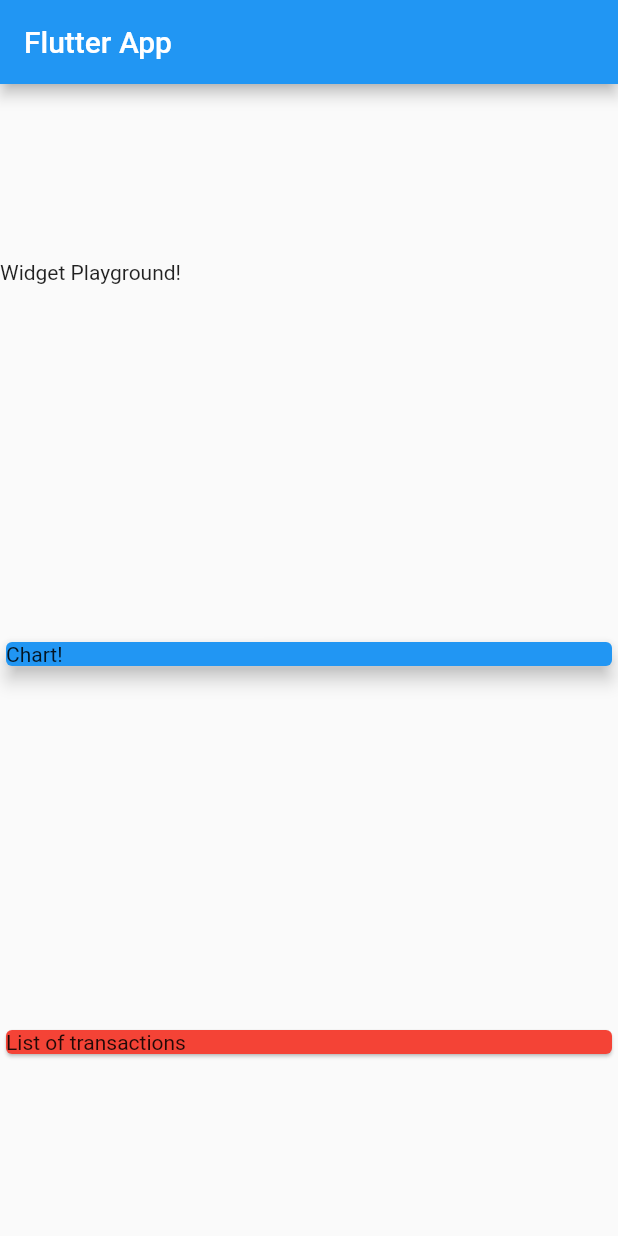
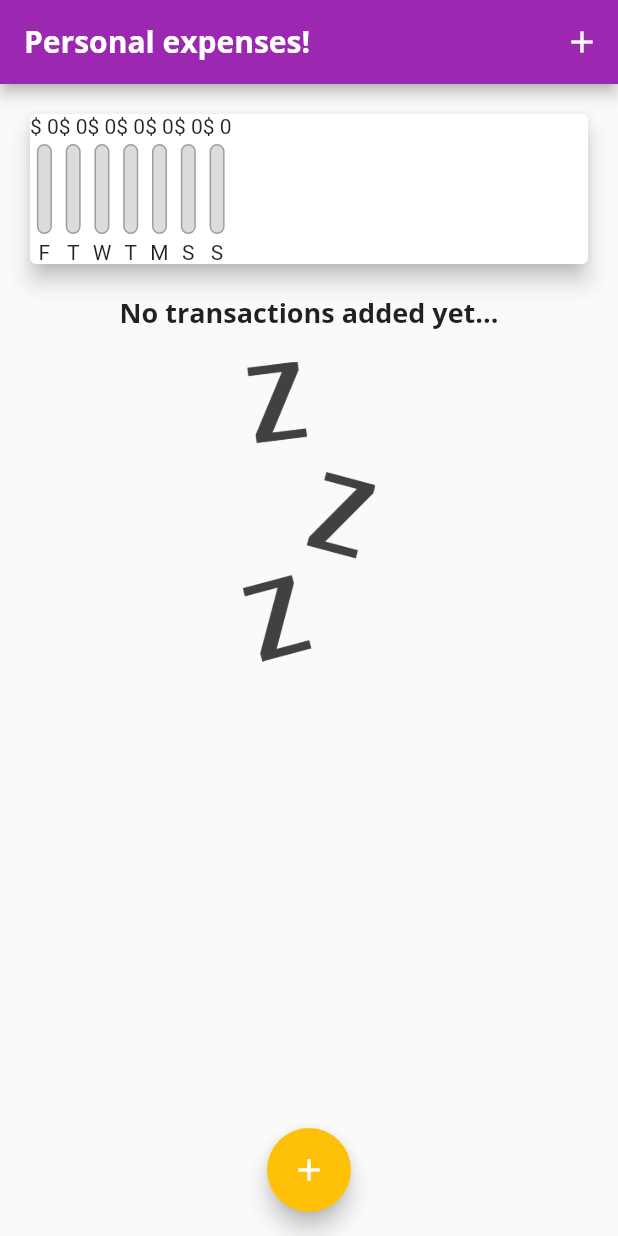
Before and after one commit to filgaia/flutter-showcase, a Flutter app: the screen it shows after launch, on a phone screen of 412 x 824 dp. Run offline on Flutter 3.47's test engine with Material 2 defaults, Android fonts, the phone set to English and light mode, and no system bars.

Commit message:
feature - chart bars

```diff
--- a/personal_expenses/lib/main.dart
+++ b/personal_expenses/lib/main.dart
@@ -1,40 +1,37 @@
 import 'package:flutter/material.dart';
+
+import './widgets/home.dart';
 
 void main() => runApp(MyApp());
 
 class MyApp extends StatelessWidget {
   @override
   Widget build(BuildContext context) {
+    final ThemeData theme = ThemeData(
+      primarySwatch: Colors.purple,
+      fontFamily: 'Quicksand',
+      textTheme: ThemeData.light().textTheme.copyWith(
+            headline6: TextStyle(
+              fontFamily: 'OpenSans',
+              fontSize: 18,
+              fontWeight: FontWeight.bold,
+            ),
+          ),
+      appBarTheme: AppBarTheme(
+        titleTextStyle: TextStyle(
+          fontFamily: 'OpenSans',
+          fontSize: 20,
+          fontWeight: FontWeight.bold,
+        ),
+      ),
+    );
+
     return MaterialApp(
-      title: 'Flutter App',
-      home: MyHomePage(),
+      title: 'Personal expenses',
+      theme: theme.copyWith(
+        colorScheme: theme.colorScheme.copyWith(secondary: Colors.amber),
+      ),
+      home: Home(),
     );
   }
 }
-
-class MyHomePage extends StatelessWidget {
-  @override
-  Widget build(BuildContext context) {
-    return Scaffold(
-      appBar: AppBar(
-        title: Text('Flutter App'),
-      ),
-      body: Column(
-        mainAxisAlignment: MainAxisAlignment.spaceAround,
-        crossAxisAlignment: CrossAxisAlignment.stretch,
-        children: [
-          Text('Widget Playground!'),
-          Container(
-            width: double.infinity,
-            child: Card(
-              child: Text('Chart!'),
-              color: Colors.blue,
-              elevation: 5,
-            ),
-          ),
-          Card(color: Colors.red, child: Text('List of transactions')),
-        ],
-      ),
-    );
-  }
-}
--- /dev/null
+++ b/personal_expenses/lib/models/transaction.dart
@@ -0,0 +1,13 @@
+class Transaction {
+  final String id;
+  final String title;
+  final double amount;
+  final DateTime date;
+
+  Transaction({
+    required this.id,
+    required this.title,
+    required this.amount,
+    required this.date,
+  });
+}
--- /dev/null
+++ b/personal_expenses/lib/widgets/chart.dart
@@ -0,0 +1,61 @@
+import 'package:flutter/material.dart';
+import 'package:intl/intl.dart';
+
+import './chart_bar.dart';
+import '../models/transaction.dart';
+
+class Chart extends StatelessWidget {
+  final List<Transaction> recentTransactions;
+
+  const Chart(this.recentTransactions);
+
+  List<Map<String, Object>> get groupTransactionValues => List.generate(
+        7,
+        (index) {
+          final weekDay = DateTime.now().subtract(Duration(days: index));
+          double totalSum = 0.0;
+
+          for (var i = 0; i < recentTransactions.length; i++) {
+            if (recentTransactions[i].date.day == weekDay.day &&
+                recentTransactions[i].date.month == weekDay.month &&
+                recentTransactions[i].date.year == weekDay.year) {
+              totalSum += recentTransactions[i].amount;
+            }
+          }
+
+          print(DateFormat.E().format(weekDay));
+          print(totalSum);
+
+          return {
+            'day': DateFormat.E().format(weekDay).substring(0, 1),
+            'amount': totalSum,
+          };
+        },
+      );
+
+  double get maxSpending => groupTransactionValues.fold(
+        0,
+        (previousValue, element) =>
+            previousValue + (element['amount'] as double),
+      );
+
+  @override
+  Widget build(BuildContext context) {
+    print(groupTransactionValues);
+    return Card(
+      elevation: 6,
+      margin: EdgeInsets.all(20),
+      child: Row(
+        children: groupTransactionValues
+            .map(
+              (e) => ChartBar(
+                e['day'] as String,
+                e['amount'] as double,
+                maxSpending == 0 ? 0 : (e['amount'] as double) / maxSpending,
+              ),
+            )
+            .toList(),
+      ),
+    );
+  }
+}
--- /dev/null
+++ b/personal_expenses/lib/widgets/chart_bar.dart
@@ -0,0 +1,45 @@
+import 'package:flutter/material.dart';
+
+class ChartBar extends StatelessWidget {
+  final String label;
+  final double amount;
+  final double percentage;
+
+  const ChartBar(this.label, this.amount, this.percentage);
+
+  @override
+  Widget build(BuildContext context) {
+    return Column(
+      children: [
+        Text('\$ ${amount.toStringAsFixed(0)}'),
+        SizedBox(height: 4),
+        Container(
+          height: 60,
+          width: 10,
+          child: Stack(
+            children: [
+              Container(
+                decoration: BoxDecoration(
+                  border: Border.all(color: Colors.grey, width: 1),
+                  color: Color.fromRGBO(220, 220, 220, 1),
+                  borderRadius: BorderRadius.circular(10),
+                ),
+              ),
+              FractionallySizedBox(
+                heightFactor: percentage,
+                child: Container(
+                  decoration: BoxDecoration(
+                    color: Theme.of(context).primaryColor,
+                    borderRadius: BorderRadius.circular(10),
+                  ),
+                ),
+              ),
+            ],
+          ),
+        ),
+        SizedBox(height: 4),
+        Text(label),
+      ],
+    );
+  }
+}
--- /dev/null
+++ b/personal_expenses/lib/widgets/home.dart
@@ -0,0 +1,90 @@
+import 'package:flutter/material.dart';
+
+import './chart.dart';
+import './new_transaction.dart';
+import './transaction_list.dart';
+import '../models/transaction.dart';
+
+class Home extends StatefulWidget {
+  // String titleInput;
+  // String amountInput;
+  @override
+  _HomeState createState() => _HomeState();
+}
+
+class _HomeState extends State<Home> {
+  final List<Transaction> _userTransactions = [
+    // Transaction(
+    //   id: 't1',
+    //   title: 'New shoes',
+    //   amount: 69.99,
+    //   date: DateTime.now(),
+    // ),
+    // Transaction(
+    //   id: 't2',
+    //   title: 'Weekly groceries',
+    //   amount: 16.53,
+    //   date: DateTime.now(),
+    // ),
+  ];
+
+  List<Transaction> get _recentTransactions => _userTransactions
+      .where(
+        (tx) => tx.date.isAfter(
+          DateTime.now().subtract(
+            Duration(days: 7),
+          ),
+        ),
+      )
+      .toList();
+
+  void _addTransaction(String txTitle, double txAmount) {
+    final newTx = Transaction(
+      id: DateTime.now().toString(),
+      title: txTitle,
+      amount: txAmount,
+      date: DateTime.now(),
+    );
+    setState(() => _userTransactions.add(newTx));
+  }
+
+  void _showAddTransaction(BuildContext ctx) {
+    showModalBottomSheet(
+      context: ctx,
+      builder: (_) => GestureDetector(
+        onTap: () {},
+        child: NewTransaction(_addTransaction),
+        behavior: HitTestBehavior.opaque,
+      ),
+    );
+  }
+
+  @override
+  Widget build(BuildContext context) {
+    return Scaffold(
+      appBar: AppBar(
+        title: Text('Personal expenses!'),
+        actions: [
+          IconButton(
+              onPressed: () => _showAddTransaction(context),
+              icon: Icon(Icons.add))
+        ],
+      ),
+      body: SingleChildScrollView(
+        child: Column(
+          // mainAxisAlignment: MainAxisAlignment.start,
+          crossAxisAlignment: CrossAxisAlignment.stretch,
+          children: [
+            Chart(_recentTransactions),
+            TransactionList(_userTransactions),
+          ],
+        ),
+      ),
+      floatingActionButtonLocation: FloatingActionButtonLocation.centerFloat,
+      floatingActionButton: FloatingActionButton(
+        child: Icon(Icons.add),
+        onPressed: () => _showAddTransaction(context),
+      ),
+    );
+  }
+}
--- /dev/null
+++ b/personal_expenses/lib/widgets/transaction_list.dart
@@ -0,0 +1,78 @@
+import 'package:flutter/material.dart';
+import 'package:intl/intl.dart';
+
+import '../models/transaction.dart';
+
+class TransactionList extends StatelessWidget {
+  final List<Transaction> transactions;
+
+  TransactionList(this.transactions);
+
+  @override
+  Widget build(BuildContext context) {
+    return Container(
+      height: 400,
+      child: transactions.isEmpty
+          ? Column(
+              children: [
+                Text(
+                  'No transactions added yet...',
+                  style: Theme.of(context).textTheme.headline6,
+                ),
+                SizedBox(height: 20),
+                Container(
+                  height: 200,
+                  child: Image.asset(
+                    'assets/images/waiting.png',
+                    fit: BoxFit.cover,
+                  ),
+                )
+              ],
+            )
+          : ListView.builder(
+              itemBuilder: (ctx, index) => Card(
+                  child: Row(
+                children: [
+                  Container(
+                    child: Text(
+                      '\$ ${transactions[index].amount.toStringAsFixed(2)}',
+                      style: TextStyle(
+                        fontWeight: FontWeight.bold,
+                        fontSize: 20,
+                        color: Theme.of(context).primaryColor,
+                      ),
+                    ),
+                    margin: EdgeInsets.symmetric(
+                      vertical: 10,
+                      horizontal: 15,
+                    ),
+                    padding: EdgeInsets.all(10),
+                    decoration: BoxDecoration(
+                      border: Border.all(
+                        color: Theme.of(context).primaryColor,
+                        width: 2,
+                      ),
+                    ),
+                  ),
+                  Column(
+                    crossAxisAlignment: CrossAxisAlignment.start,
+                    children: [
+                      Text(
+                        transactions[index].title,
+                        style: Theme.of(context).textTheme.headline6,
+                      ),
+                      Text(
+                        DateFormat.yMMMd().format(transactions[index].date),
+                        style: TextStyle(
+                          color: Colors.grey,
+                        ),
+                      ),
+                    ],
+                  )
+                ],
+              )),
+              itemCount: transactions.length,
+            ),
+    );
+  }
+}
--- a/quiz_app/lib/main.dart
+++ b/quiz_app/lib/main.dart
@@ -71,7 +71,7 @@ class _MyAppState extends State<MyApp> {
     return MaterialApp(
       home: Scaffold(
         appBar: AppBar(
-          title: Text('My First App'),
+          title: Text('Quiz app!'),
         ),
         body: _questionIndex < _questions.length
             ? Quiz(
```
Also changed, not shown: personal_expenses/lib/widgets/new_transaction.dart (added, +62 -0 lines), personal_expenses/pubspec.yaml (+18 -9 lines), images/quiz_cover.png (added), personal_expenses/assets/fonts/OpenSans-Bold.ttf (added), personal_expenses/assets/fonts/OpenSans-Regular.ttf (added), personal_expenses/assets/fonts/Quicksand-Bold.ttf (added), personal_expenses/assets/fonts/Quicksand-Light.ttf (added), personal_expenses/assets/fonts/Quicksand-Medium.ttf (added), personal_expenses/assets/fonts/Quicksand-Regular.ttf (added), personal_expenses/assets/images/waiting.png (added), 2 other files.
